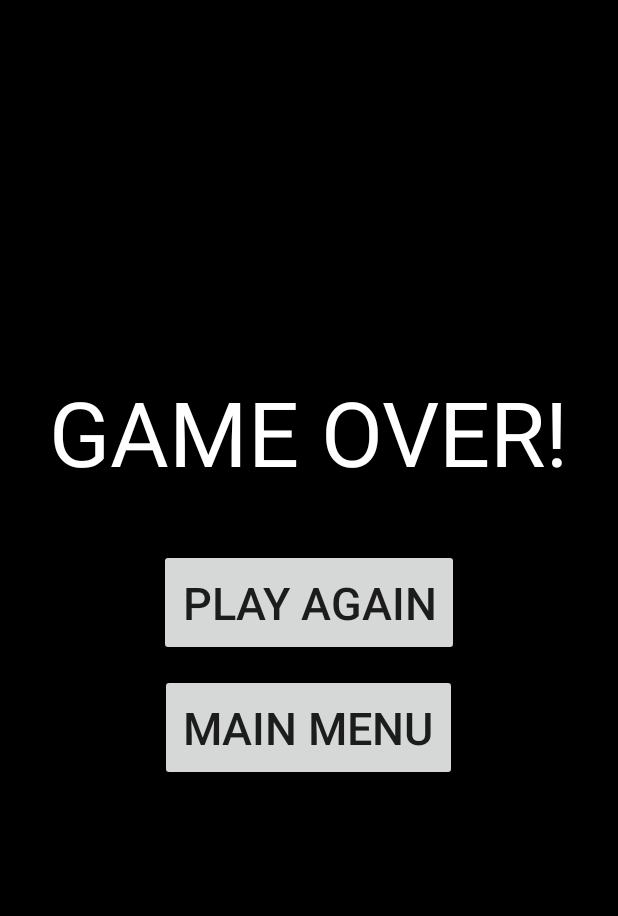
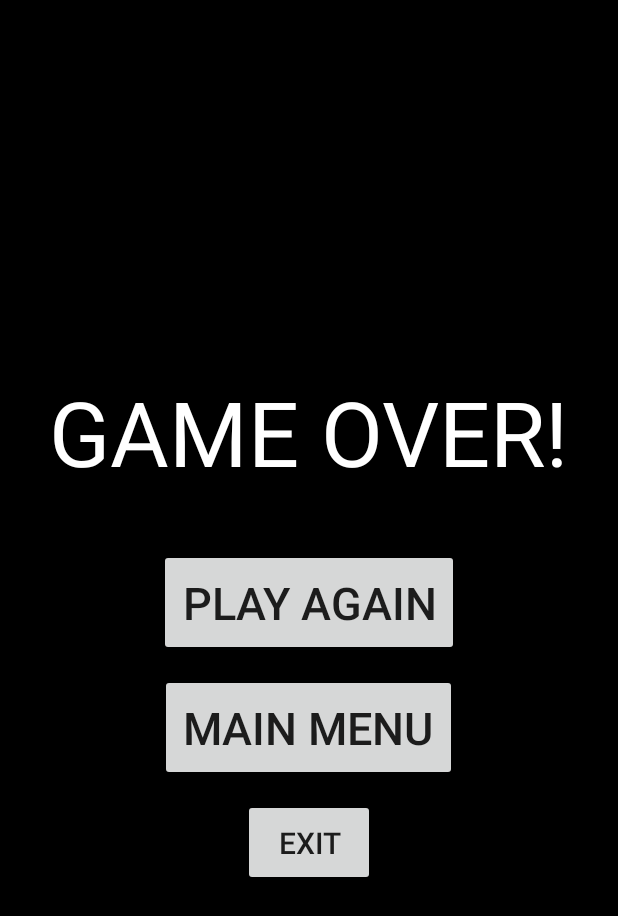
Before and after one commit to NikoLee337/colorClick, an Android app: the GameOver screen opened directly, with no data from a screen before it, on a phone screen of 412 x 824 dp. Shown: the top 916 px of the screen. Run offline under Robolectric (Android 15) with nearby library versions, the phone set to English and light mode, and no system bars.

Commit message:
15th Commit -- GameOver FUNCTIONAL BUTTONS (EXIT)

```diff
--- a/app/src/main/java/com/example/colorclick/GameOver.java
+++ b/app/src/main/java/com/example/colorclick/GameOver.java
@@ -13,6 +13,7 @@
 
     Button playagain;
     Button mainmenu;
+    Button exit;
 
     @Override
     protected void onCreate(Bundle savedInstanceState) {
@@ -21,6 +22,7 @@
 
         playagain = findViewById(R.id.playagainbutton);
         mainmenu = findViewById(R.id.mainmenubutton);
+        exit = (Button) findViewById(R.id.exitbutton);
 
         playagain.setOnClickListener(new View.OnClickListener() {
             @Override
@@ -33,6 +35,14 @@
             @Override
             public void onClick(View v) {
                 openMainMenu();
+            }
+        });
+
+        exit.setOnClickListener(new View.OnClickListener() {
+            @Override
+            public void onClick(View v) {
+                finish();
+                moveTaskToBack(true);
             }
         });
 
--- a/app/src/main/res/layout/activity_gameover.xml
+++ b/app/src/main/res/layout/activity_gameover.xml
@@ -33,8 +33,7 @@
         app:layout_constraintStart_toStartOf="parent"
         app:layout_constraintTop_toTopOf="@+id/guideline11" />
 
-
-
+    <!-- Main Menu button -->
     <Button
         android:id="@+id/mainmenubutton"
         android:layout_width="wrap_content"
@@ -47,6 +46,19 @@
         app:layout_constraintHorizontal_bias="0.497"
         app:layout_constraintStart_toStartOf="parent"
         app:layout_constraintTop_toBottomOf="@+id/playagainbutton" />
+
+    <!-- Exit button -->
+    <Button
+        android:id="@+id/exitbutton"
+        android:layout_width="wrap_content"
+        android:layout_height="wrap_content"
+        android:layout_marginTop="12dp"
+        android:text="Exit"
+        android:textSize="20sp"
+        android:padding="15dp"
+        app:layout_constraintEnd_toEndOf="parent"
+        app:layout_constraintStart_toStartOf="parent"
+        app:layout_constraintTop_toBottomOf="@+id/mainmenubutton" />
 
     <!-- Guidelines -->
     <androidx.constraintlayout.widget.Guideline
```
